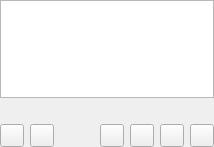
The window that lyrics/lyricspage.ui (polpo/cantata-mac) describes before a commit, drawn with Qt 5.
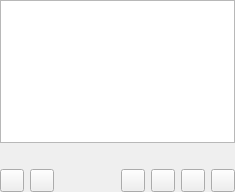
The same window after the commit. Custom widgets are drawn as their Qt base class.

```diff
--- a/lyrics/lyricspage.ui
+++ b/lyrics/lyricspage.ui
@@ -6,57 +6,66 @@
    <rect>
     <x>0</x>
     <y>0</y>
-    <width>214</width>
-    <height>147</height>
+    <width>235</width>
+    <height>192</height>
    </rect>
   </property>
   <property name="windowTitle">
    <string>Form</string>
   </property>
-  <layout class="QGridLayout" name="gridLayout">
+  <layout class="QVBoxLayout" name="verticalLayout">
    <property name="margin">
     <number>0</number>
    </property>
-   <item row="0" column="0" colspan="7">
+   <item>
     <widget class="TextBrowser" name="text">
      <property name="openLinks">
       <bool>false</bool>
      </property>
     </widget>
    </item>
-   <item row="1" column="0" colspan="7">
+   <item>
     <widget class="SqueezedTextLabel" name="songLabel"/>
    </item>
-   <item row="2" column="0">
+   <item>
+    <widget class="QWidget" name="controls" native="true">
+     <layout class="QHBoxLayout" name="horizontalLayout">
+      <property name="margin">
+       <number>0</number>
+      </property>
+      <item>
     <widget class="QToolButton" name="refreshBtn"/>
    </item>
-   <item row="2" column="1">
+      <item>
     <widget class="QToolButton" name="searchBtn"/>
    </item>
-   <item row="2" column="2">
+      <item>
     <spacer name="horizontalSpacer">
      <property name="orientation">
       <enum>Qt::Horizontal</enum>
      </property>
      <property name="sizeHint" stdset="0">
       <size>
-       <width>16</width>
+          <width>52</width>
        <height>20</height>
       </size>
      </property>
     </spacer>
    </item>
-   <item row="2" column="3">
+      <item>
     <widget class="QToolButton" name="editBtn"/>
    </item>
-   <item row="2" column="4">
+      <item>
     <widget class="QToolButton" name="saveBtn"/>
    </item>
-   <item row="2" column="5">
+      <item>
     <widget class="QToolButton" name="cancelBtn"/>
    </item>
-   <item row="2" column="6">
+      <item>
     <widget class="QToolButton" name="delBtn"/>
+      </item>
+     </layout>
+    </widget>
    </item>
   </layout>
  </widget>
```
Lines whose indentation alone changed are shown as unchanged.
